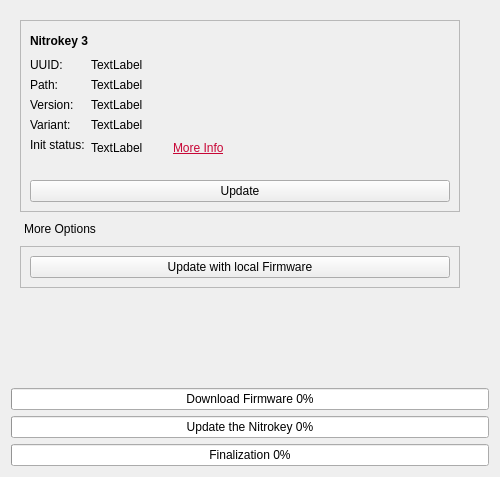
This is nitrokeyapp/ui/overview_tab.ui in Nitrokey/nitrokey-app2 as Qt 5 draws it before an edit. The edited form follows.
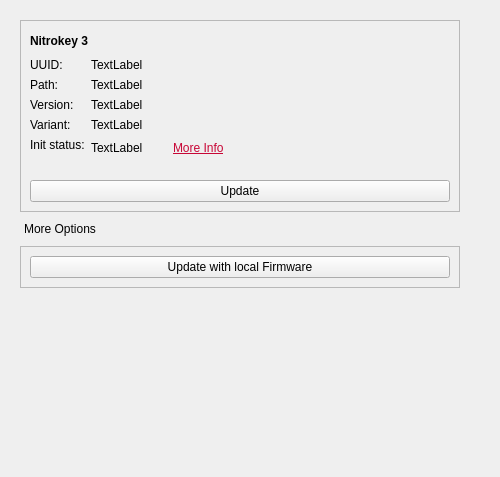
This is the edited form. Icons and pictures are not drawn.

Commit message: overview: full refactor to worker concept

What changed in the file:
```diff
--- a/nitrokeyapp/ui/overview_tab.ui
+++ b/nitrokeyapp/ui/overview_tab.ui
@@ -51,8 +51,8 @@
        <rect>
         <x>0</x>
         <y>0</y>
-        <width>476</width>
-        <height>342</height>
+        <width>482</width>
+        <height>459</height>
        </rect>
       </property>
       <property name="sizePolicy">
@@ -444,39 +444,6 @@
      </widget>
     </widget>
    </item>
-   <item>
-    <widget class="QProgressBar" name="progressBar_Download">
-     <property name="value">
-      <number>0</number>
-     </property>
-     <property name="textVisible">
-      <bool>true</bool>
-     </property>
-     <property name="format">
-      <string>Download Firmware %p%</string>
-     </property>
-    </widget>
-   </item>
-   <item>
-    <widget class="QProgressBar" name="progressBar_Update">
-     <property name="value">
-      <number>0</number>
-     </property>
-     <property name="format">
-      <string>Update the Nitrokey %p%</string>
-     </property>
-    </widget>
-   </item>
-   <item>
-    <widget class="QProgressBar" name="progressBar_Finalization">
-     <property name="value">
-      <number>0</number>
-     </property>
-     <property name="format">
-      <string>Finalization %p%</string>
-     </property>
-    </widget>
-   </item>
   </layout>
  </widget>
  <resources>
```
Left out of the diff: 9 changed lines with no effect on the pictures. The commit also changes 17 other files.
